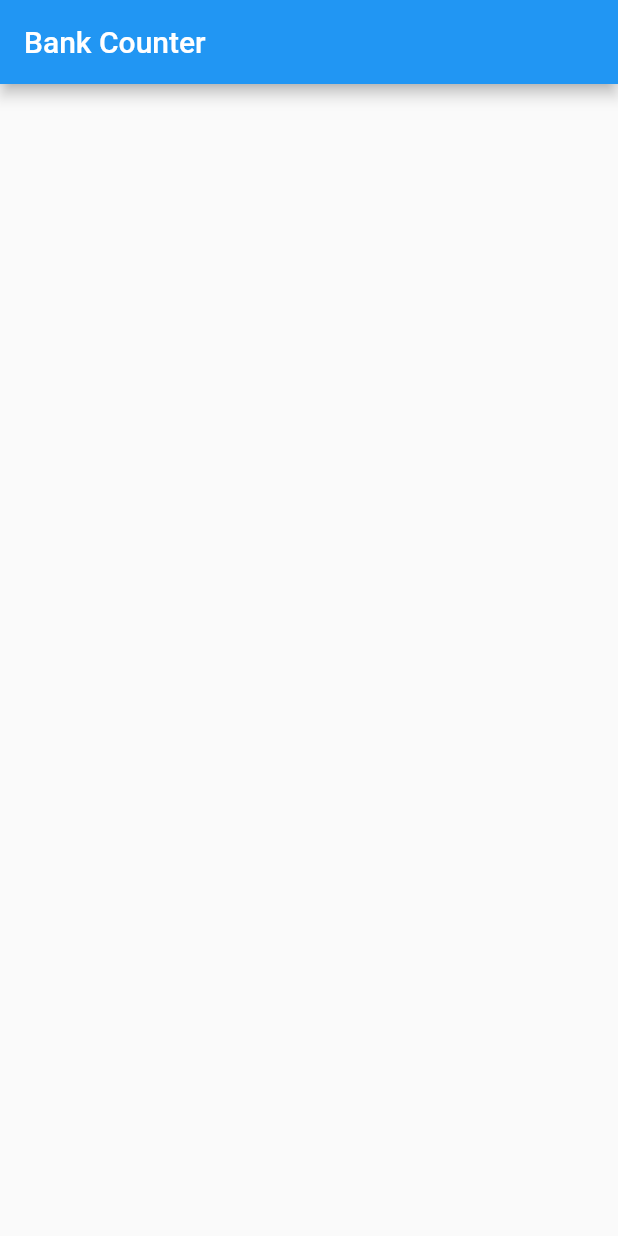
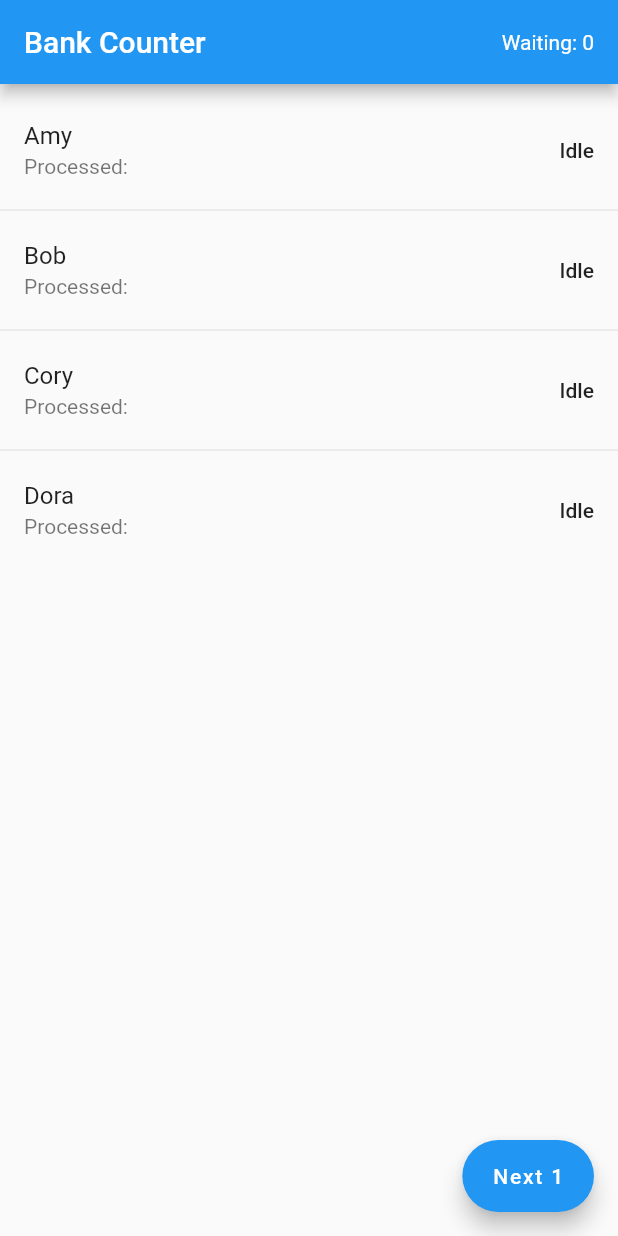
Before and after one commit to abc873693/bank-counter-2022, a Flutter app: the screen it shows after launch, on a phone screen of 412 x 824 dp. Run offline on Flutter 3.47's test engine with Material 2 defaults, Android fonts, the phone set to English and light mode, and no system bars.

Commit message:
feat: bank counter

```diff
--- a/lib/app.dart
+++ b/lib/app.dart
@@ -1,5 +1,13 @@
+import 'package:bank_counter/models/bank_counter_model.dart';
 import 'package:bank_counter/ui/pages/home_page.dart';
 import 'package:flutter/material.dart';
+
+const List<BankCounterModel> _counterList = <BankCounterModel>[
+  BankCounterModel('Amy'),
+  BankCounterModel('Bob'),
+  BankCounterModel('Cory'),
+  BankCounterModel('Dora'),
+];
 
 class MyApp extends StatelessWidget {
   const MyApp({super.key});
@@ -11,7 +19,7 @@ class MyApp extends StatelessWidget {
       theme: ThemeData(
         primarySwatch: Colors.blue,
       ),
-      home: const HomePage(),
+      home: const HomePage(counterList: _counterList),
     );
   }
 }
--- /dev/null
+++ b/lib/models/bank_counter_model.dart
@@ -0,0 +1,5 @@
+class BankCounterModel {
+  final String name;
+
+  const BankCounterModel(this.name);
+}
--- /dev/null
+++ b/lib/providers/bank_counter_provider.dart
@@ -0,0 +1,45 @@
+import 'dart:math';
+
+import 'package:bank_counter/models/bank_counter_model.dart';
+import 'package:flutter/foundation.dart';
+
+export 'package:bank_counter/models/bank_counter_model.dart';
+
+const int maxWorkTime = 1500;
+const int minWorkTime = 500;
+
+final Random random = Random();
+
+class BankCounterProvider extends ChangeNotifier {
+  BankCounterProvider(this.model);
+
+  final BankCounterModel model;
+
+  int? processingClient;
+
+  List<int> processedClients = <int>[];
+
+  String get processedClientsText {
+    StringBuffer buffer = StringBuffer();
+    for (int client in processedClients) {
+      if (buffer.isNotEmpty) buffer.write(',');
+      buffer.write('$client');
+    }
+    return 'Processed: ${buffer.toString()}';
+  }
+
+  Future<void> process({
+    required int user,
+  }) async {
+    processingClient = user;
+    notifyListeners();
+    await Future<void>.delayed(
+      Duration(
+        milliseconds: random.nextInt(maxWorkTime - minWorkTime) + minWorkTime,
+      ),
+    );
+    processedClients.add(processingClient!);
+    processingClient = null;
+    notifyListeners();
+  }
+}
--- /dev/null
+++ b/lib/providers/bank_provider.dart
@@ -0,0 +1,46 @@
+import 'package:bank_counter/providers/bank_counter_provider.dart';
+import 'package:flutter/foundation.dart';
+
+class BankProvider extends ChangeNotifier {
+  late List<BankCounterProvider> counterProviders;
+
+  int nextNumber = 1;
+
+  List<int> waitingClientList = <int>[];
+
+  BankProvider(
+    List<BankCounterModel> counterList,
+  ) {
+    counterProviders = counterList
+        .map(
+          (e) => BankCounterProvider(e),
+        )
+        .toList();
+  }
+
+  Future<void> addNext() async {
+    final int client = nextNumber++;
+    for (BankCounterProvider provider in counterProviders) {
+      if (provider.processingClient == null) {
+        counterWork(provider, client);
+        return;
+      }
+    }
+    waitingClientList.add(client);
+    notifyListeners();
+  }
+
+  Future<void> counterWork(
+    BankCounterProvider provider,
+    int client,
+  ) async {
+    await provider.process(user: client);
+    if (waitingClientList.isNotEmpty) {
+      counterWork(
+        provider,
+        waitingClientList.removeAt(0),
+      );
+      notifyListeners();
+    }
+  }
+}
--- a/lib/ui/pages/home_page.dart
+++ b/lib/ui/pages/home_page.dart
@@ -1,18 +1,82 @@
+import 'package:bank_counter/providers/bank_counter_provider.dart';
+import 'package:bank_counter/providers/bank_provider.dart';
 import 'package:flutter/material.dart';
 
 class HomePage extends StatefulWidget {
-  const HomePage({super.key});
+  final List<BankCounterModel> counterList;
+
+  const HomePage({
+    super.key,
+    required this.counterList,
+  });
 
   @override
   State<HomePage> createState() => _HomePageState();
 }
 
 class _HomePageState extends State<HomePage> {
+  late BankProvider bankProvider;
+
+  @override
+  void initState() {
+    bankProvider = BankProvider(widget.counterList);
+    super.initState();
+  }
+
   @override
   Widget build(BuildContext context) {
     return Scaffold(
       appBar: AppBar(
         title: const Text('Bank Counter'),
+        actions: [
+          Center(
+            child: AnimatedBuilder(
+              animation: bankProvider,
+              builder: (BuildContext context, Widget? child) {
+                return Text(
+                  'Waiting: ${bankProvider.waitingClientList.length}',
+                );
+              },
+            ),
+          ),
+          const SizedBox(width: 16.0),
+        ],
+      ),
+      body: ListView.separated(
+        padding: const EdgeInsets.symmetric(vertical: 8.0),
+        itemCount: bankProvider.counterProviders.length,
+        itemBuilder: (context, index) {
+          final counterProvider = bankProvider.counterProviders[index];
+          return AnimatedBuilder(
+            animation: counterProvider,
+            builder: (BuildContext context, Widget? child) {
+              return ListTile(
+                title: Text(counterProvider.model.name),
+                trailing: Text(
+                  counterProvider.processingClient?.toString() ?? 'Idle',
+                  style: const TextStyle(
+                    fontWeight: FontWeight.w500,
+                  ),
+                ),
+                subtitle: Text(
+                  counterProvider.processedClientsText,
+                ),
+              );
+            },
+          );
+        },
+        separatorBuilder: (BuildContext context, int index) => const Divider(
+          height: 8.0,
+        ),
+      ),
+      floatingActionButton: AnimatedBuilder(
+        animation: bankProvider,
+        builder: (BuildContext context, Widget? child) {
+          return FloatingActionButton.extended(
+            onPressed: bankProvider.addNext,
+            label: Text('Next ${bankProvider.nextNumber}'),
+          );
+        },
       ),
     );
   }
```
Also changed, not shown: 1 other file.
